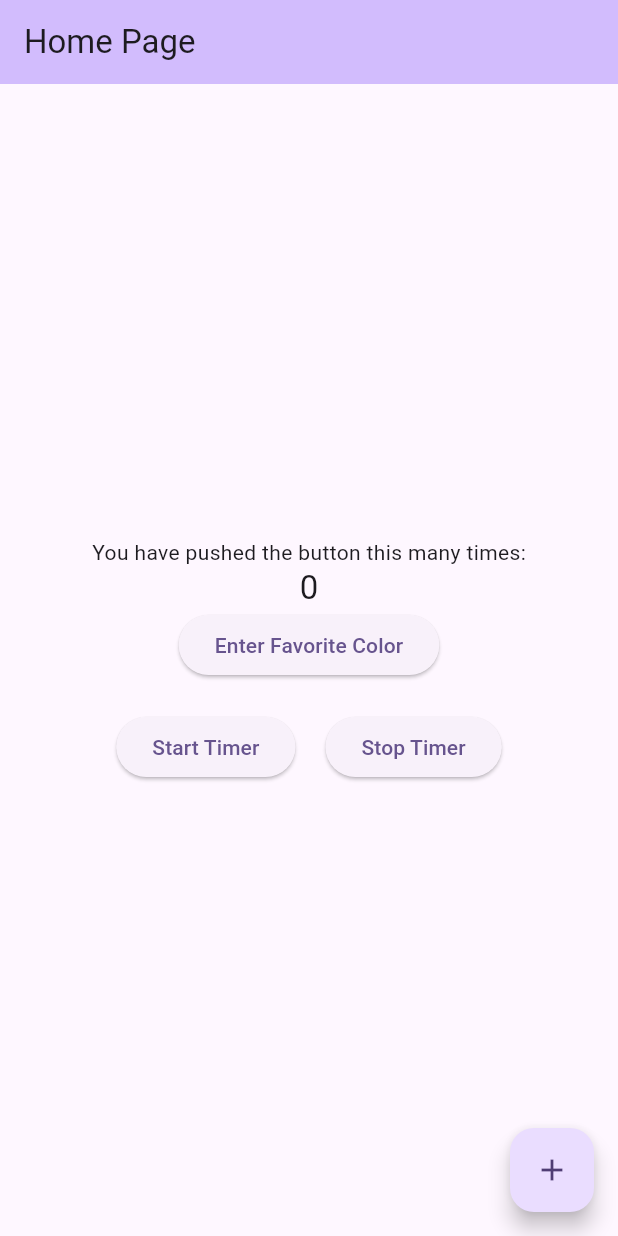
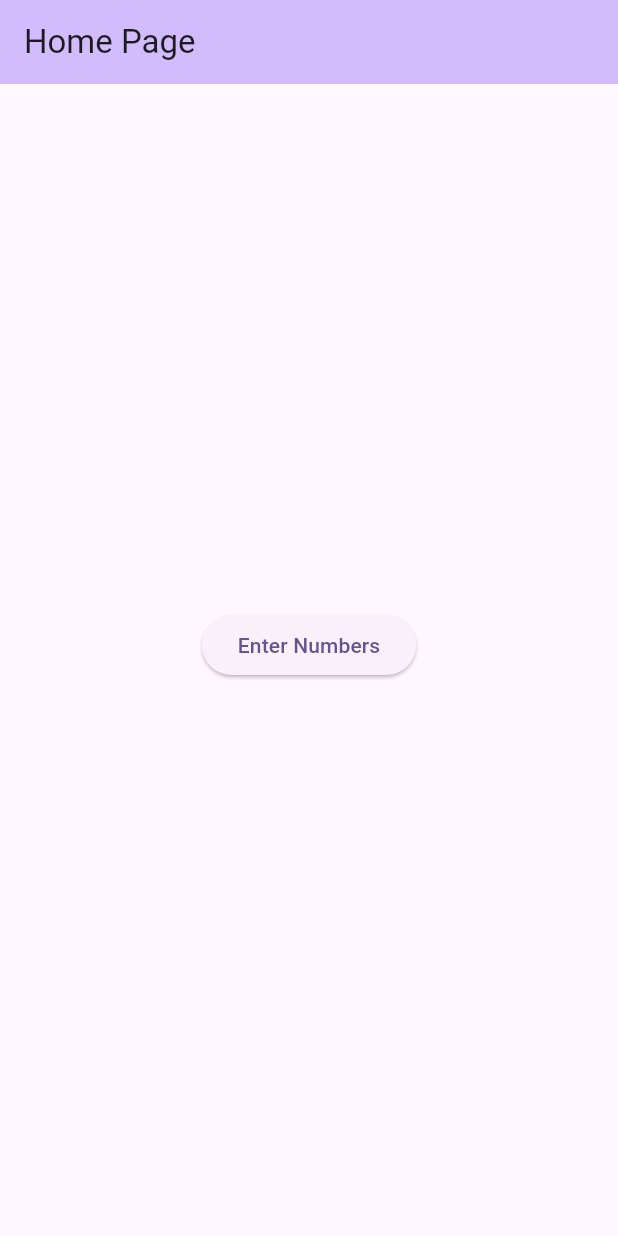
Before and after one commit to oboyle3/flutter, a Flutter app: the screen it shows after launch, on a phone screen of 412 x 824 dp. Run offline on Flutter 3.47's test engine with Material 3 defaults, Android fonts, the phone set to English and light mode, and no system bars.

```diff
--- a/flutter_application_1/lib/main.dart
+++ b/flutter_application_1/lib/main.dart
@@ -1,4 +1,3 @@
-import 'dart:async';
 import 'package:flutter/material.dart';
 
 void main() {
@@ -31,58 +30,24 @@ class MyHomePage extends StatefulWidget {
 }
 
 class _MyHomePageState extends State<MyHomePage> {
-  int _counter = 0;
-  String? _favoriteColor; // Variable to store the favorite color
-  late Timer _timer;
-  bool _timerRunning = false;
+  List<int> _numbers = [];
 
-  @override
-  void initState() {
-    super.initState();
-    _timer = Timer.periodic(Duration(seconds: 1), (Timer timer) {
-      if (_timerRunning) {
-        _incrementCounter();
-      }
-    });
-  }
-
-  @override
-  void dispose() {
-    _timer.cancel();
-    super.dispose();
-  }
-
-  void _incrementCounter() {
-    setState(() {
-      _counter++;
-    });
-  }
-
-  void _startTimer() {
-    setState(() {
-      _timerRunning = true;
-    });
-  }
-
-  void _stopTimer() {
-    setState(() {
-      _timerRunning = false;
-    });
-  }
-
-  // Function to show a dialog box for entering favorite color
-  Future<void> _showFavoriteColorDialog() async {
-    return showDialog<void>(
+  void _enterNumbers() async {
+    List<int> numbers = [];
+    for (int i = 0; i < 5; i++) {
+      int? enteredNumber = await showDialog<int>(
         context: context,
         builder: (BuildContext context) {
           return AlertDialog(
-          title: const Text('Favorite Color'),
+            title: Text('Enter Number ${i + 1}'),
             content: TextField(
+              keyboardType: TextInputType.number,
               onChanged: (value) {
-              _favoriteColor = value; // Update the favorite color variable
+                // Convert the input string to an integer
+                numbers.add(int.tryParse(value) ?? 0);
               },
-            decoration: const InputDecoration(
-              hintText: 'Enter your favorite color',
+              decoration: InputDecoration(
+                hintText: 'Enter number ${i + 1}',
               ),
             ),
             actions: <Widget>[
@@ -94,18 +59,21 @@ class _MyHomePageState extends State<MyHomePage> {
               ),
               TextButton(
                 onPressed: () {
-                setState(() {
-                  // Update the UI with the new favorite color
-                  // You can handle the favorite color data as needed
-                });
-                Navigator.of(context).pop();
+                  Navigator.of(context).pop(int.tryParse(numbers.last.toString()) ?? 0);
                 },
-              child: const Text('Save this'),
+                child: const Text('OK'),
               ),
             ],
           );
         },
       );
+      if (enteredNumber != null) {
+        numbers.add(enteredNumber);
+      }
+    }
+    setState(() {
+      _numbers = numbers;
+    });
   }
 
   @override
@@ -119,48 +87,29 @@ class _MyHomePageState extends State<MyHomePage> {
         child: Column(
           mainAxisAlignment: MainAxisAlignment.center,
           children: <Widget>[
-            const Text(
-              'You have pushed the button this many times:',
-            ),
-            Text(
-              '$_counter',
-              style: Theme.of(context).textTheme.headline6,
-            ),
             ElevatedButton(
-              onPressed: _showFavoriteColorDialog, // Show dialog on button press
-              child: const Text('Enter Favorite Color'),
-            ),
-            if (_favoriteColor != null) // Show favorite color if entered
-              Text(
-                'Your favorite color is: $_favoriteColor',
-                style: TextStyle(color: Colors.blue),
+              onPressed: _enterNumbers,
+              child: const Text('Enter Numbers'),
             ),
             SizedBox(height: 20),
-            Row(
-              mainAxisAlignment: MainAxisAlignment.center,
+            if (_numbers.isNotEmpty)
+              Column(
                 children: [
-                ElevatedButton(
-                  onPressed: _startTimer,
-                  child: Text('Start Timer'),
+                  Text(
+                    'Entered Numbers:',
+                    style: TextStyle(fontWeight: FontWeight.bold),
                   ),
-                SizedBox(width: 20),
-                ElevatedButton(
-                  onPressed: _stopTimer,
-                  child: Text('Stop Timer'),
-                ),
+                  SizedBox(height: 10),
+                  Text(_numbers.join(', ')),
                 ],
               ),
           ],
         ),
       ),
-      floatingActionButton: FloatingActionButton(
-        onPressed: _incrementCounter,
-        tooltip: 'Increment',
-        child: const Icon(Icons.add),
-      ),
     );
   }
 }
+
 
 
 /*import 'package:flutter/material.dart';
```
Lines whose indentation alone changed are shown as unchanged.
